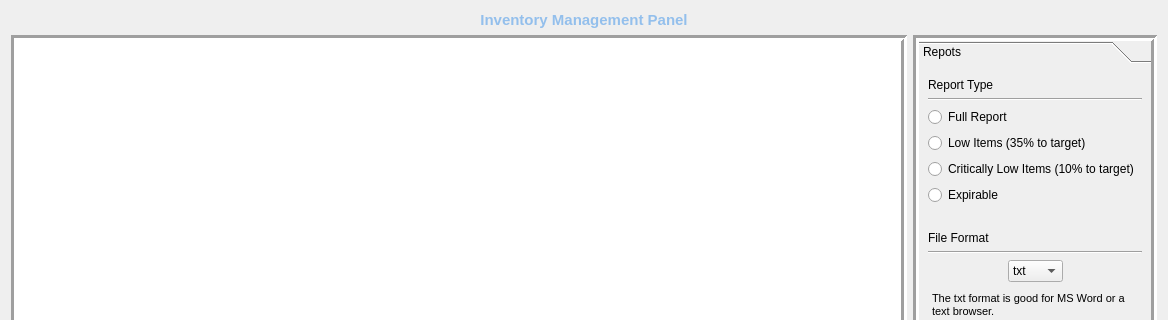
Qt form src/reportsView.ui (rbaker26/BigBlueBox) before a commit; both pictures show x 0 to 1168 and y 0 to 320 of the 1168 by 615 pixel window.
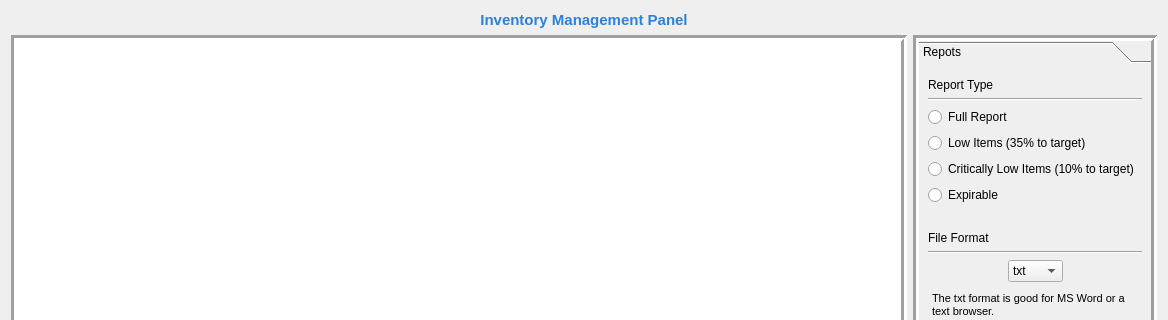
The same form after that commit.

Diff of the .ui file:
```diff
--- a/src/reportsView.ui
+++ b/src/reportsView.ui
@@ -30,6 +30,15 @@
     <layout class="QVBoxLayout" name="verticalLayout">
      <item>
       <widget class="QLabel" name="label_title">
+       <property name="font">
+        <font>
+         <family>Segoe UI</family>
+         <pointsize>10</pointsize>
+         <weight>50</weight>
+         <italic>false</italic>
+         <bold>false</bold>
+        </font>
+       </property>
        <property name="layoutDirection">
         <enum>Qt::LeftToRight</enum>
        </property>
@@ -40,7 +49,7 @@
         <enum>QFrame::NoFrame</enum>
        </property>
        <property name="text">
-        <string>&lt;html&gt;&lt;head/&gt;&lt;body&gt;&lt;p align=&quot;center&quot;&gt;&lt;span style=&quot; font-size:11pt; font-weight:600; color:#93bfec;&quot;&gt;Inventory Management Panel&lt;/span&gt;&lt;/p&gt;&lt;/body&gt;&lt;/html&gt;</string>
+        <string>&lt;html&gt;&lt;head/&gt;&lt;body&gt;&lt;p align=&quot;center&quot;&gt;&lt;span style=&quot; font-size:11pt; font-weight:600; color:#2a82da;&quot;&gt;Inventory Management Panel&lt;/span&gt;&lt;/p&gt;&lt;/body&gt;&lt;/html&gt;</string>
        </property>
        <property name="textFormat">
         <enum>Qt::RichText</enum>
```
